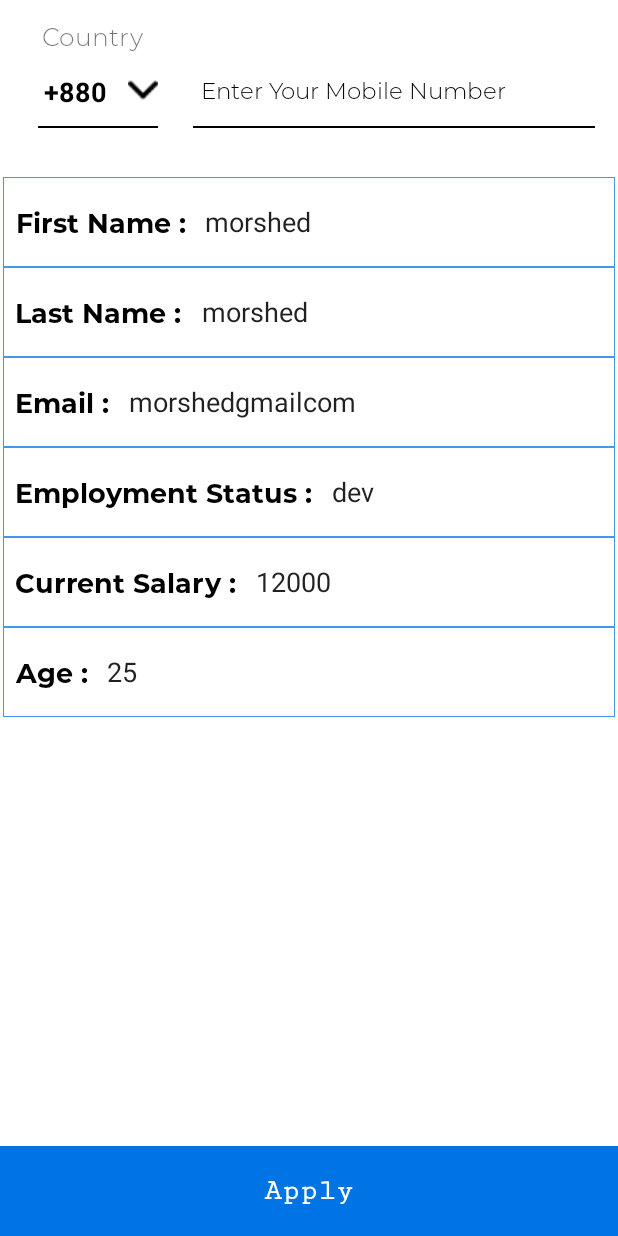
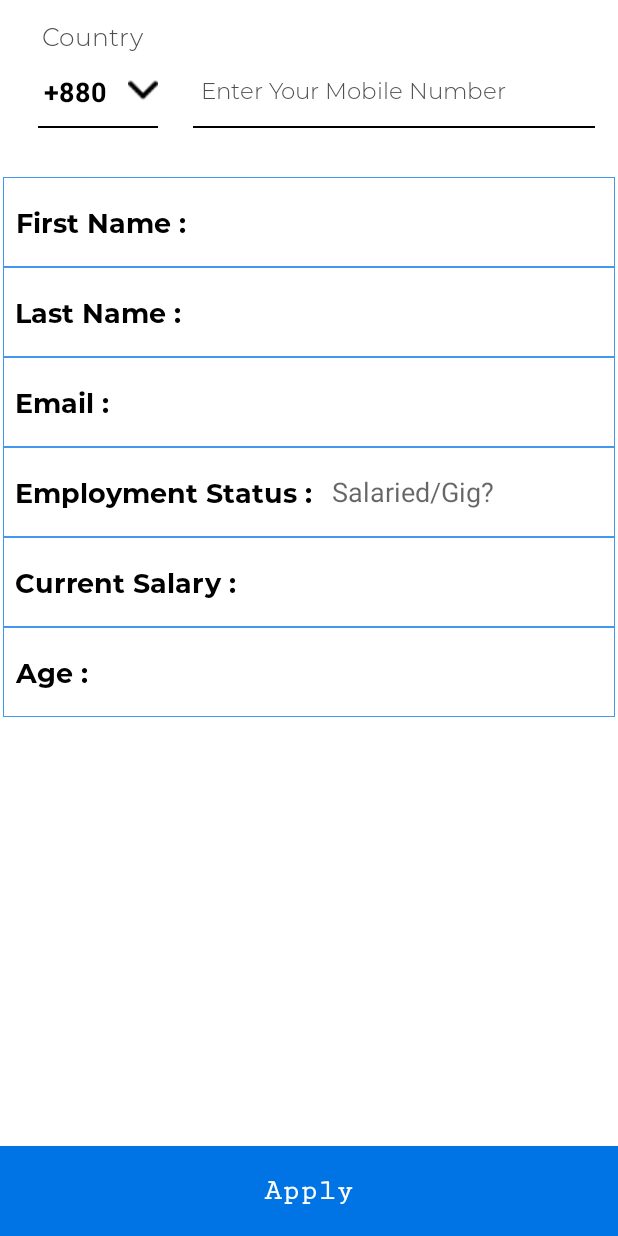
Before and after one commit to Morshed-islam/MuthoBank_Pro, an Android app: the SubscribeActivity screen opened directly, with no data from a screen before it, after a tap on "Apply", on a phone screen of 412 x 824 dp. Run offline under Robolectric (Android 15) with nearby library versions, the phone set to English and light mode, and no system bars; our stand-ins replace sdp/ssp sizes; libraries missing offline, so code that uses them is left out: com.ybs.countrypicker.

Commit message:
all done

```diff
--- a/app/build.gradle
+++ b/app/build.gradle
@@ -5,7 +5,7 @@ android {
     buildToolsVersion "29.0.3"
     defaultConfig {
         applicationId "pro.muthobank.com"
-        minSdkVersion 16
+        minSdkVersion 21
         targetSdkVersion 29
         versionCode 1
         versionName "1.0"
@@ -36,4 +36,8 @@ dependencies {
     implementation 'com.squareup.okhttp3:logging-interceptor:3.12.1'
     implementation 'com.google.code.gson:gson:2.8.6'
 
+    implementation 'com.google.android.material:material:1.1.0'
+
+    implementation 'com.github.ImaginativeShohag:Oops-No-Internet:v1.1.5'
+
 }
--- a/app/src/main/AndroidManifest.xml
+++ b/app/src/main/AndroidManifest.xml
@@ -11,7 +11,7 @@
         android:allowBackup="true"
         android:icon="@mipmap/ic_launcher"
         android:label="@string/app_name"
-        android:roundIcon="@mipmap/ic_launcher_round"
+        android:roundIcon="@mipmap/ic_launcher"
         android:supportsRtl="true"
         android:usesCleartextTraffic="true"
         android:theme="@style/AppTheme">
--- a/app/src/main/java/pro/muthobank/com/SubscribeActivity.java
+++ b/app/src/main/java/pro/muthobank/com/SubscribeActivity.java
@@ -6,7 +6,10 @@ import android.annotation.SuppressLint;
 import android.app.Activity;
 import android.app.Dialog;
 import android.app.ProgressDialog;
+import android.content.Context;
 import android.content.Intent;
+import android.net.ConnectivityManager;
+import android.net.NetworkInfo;
 import android.os.Bundle;
 import android.text.TextUtils;
 import android.util.Log;
@@ -21,8 +24,6 @@ import android.widget.Toast;
 
 import com.ybs.countrypicker.CountryPicker;
 import com.ybs.countrypicker.CountryPickerListener;
-
-import org.w3c.dom.Text;
 
 import java.io.IOException;
 
@@ -44,6 +45,9 @@ public class SubscribeActivity extends AppCompatActivity {
     private TextView countrycodetxt;
     private TextView _tvCountry,_tvFName,_tvLName,_tvEmail,_tvEmployment,_tvCurrentSalary,_tvAge;
     private ProgressDialog mRegProgress;
+
+
+
 
 
     @Override
@@ -74,6 +78,11 @@ public class SubscribeActivity extends AppCompatActivity {
         join_now_btn.setOnClickListener(new View.OnClickListener() {
             @Override
             public void onClick(View v) {
+
+                if (!isNetworkAvailable()){
+                    Toast.makeText(SubscribeActivity.this, "Please Check Your Internet!", Toast.LENGTH_SHORT).show();
+                    return;
+                }
 
                 postDataToServer();
 
@@ -221,4 +230,12 @@ public class SubscribeActivity extends AppCompatActivity {
 
         }
     }
+
+    private boolean isNetworkAvailable() {
+        ConnectivityManager connectivityManager
+                = (ConnectivityManager) getSystemService(Context.CONNECTIVITY_SERVICE);
+        NetworkInfo activeNetworkInfo = connectivityManager.getActiveNetworkInfo();
+        return activeNetworkInfo != null && activeNetworkInfo.isConnected();
+    }
+
 }
--- a/app/src/main/res/layout/activity_main.xml
+++ b/app/src/main/res/layout/activity_main.xml
@@ -21,7 +21,7 @@
         android:layout_marginTop="@dimen/_10sdp"
         android:textSize="@dimen/_12sdp"
         android:textColor="@color/black"
-        android:text="Welcome to the future of money"
+        android:text="Welcome to the future of money."
         />
 
     <TextView
--- a/app/src/main/res/layout/activity_subscribe.xml
+++ b/app/src/main/res/layout/activity_subscribe.xml
@@ -20,6 +20,7 @@
             android:layout_width="wrap_content"
             android:layout_height="wrap_content"
             android:text="Country"
+            android:textColor="#504F4F"
             android:textSize="@dimen/_13sdp"
             android:layout_marginTop="@dimen/_10sdp"
             android:layout_marginLeft="@dimen/_20sdp"
@@ -101,10 +102,10 @@
                     android:layout_toRightOf="@+id/countrycodetxt"
                     android:background="@android:color/transparent"
                     android:hint="Enter Your Mobile Number"
-                    android:inputType="phone"
+                    android:inputType="number"
                     android:padding="@dimen/_10sdp"
                     android:textColor="@color/black"
-                    android:textColorHint="@color/black"
+                    android:textColorHint="#504F4F"
                     android:textSize="15dp" />
 
                 <View
@@ -144,7 +145,6 @@
                 android:layout_width="match_parent"
                 android:layout_height="match_parent"
                 android:inputType="text"
-                android:text="morshed"
                 android:background="@android:color/transparent" />
 
 
@@ -172,7 +172,6 @@
                 android:layout_width="match_parent"
                 android:layout_height="match_parent"
                 android:inputType="text"
-                android:text="morshed"
                 android:background="@android:color/transparent" />
 
 
@@ -199,7 +198,7 @@
                 android:id="@+id/ed_email"
                 android:layout_width="match_parent"
                 android:layout_height="match_parent"
-                android:text="morshedgmailcom"
+                android:inputType="textEmailAddress"
                 android:background="@android:color/transparent" />
 
 
@@ -227,7 +226,6 @@
                 android:layout_width="match_parent"
                 android:layout_height="match_parent"
                 android:inputType="text"
-                android:text="dev"
                 android:hint="Salaried/Gig?"
                 android:background="@android:color/transparent" />
 
@@ -256,7 +254,6 @@
                 android:layout_width="match_parent"
                 android:layout_height="match_parent"
                 android:inputType="numberDecimal"
-                android:text="12000"
                 android:background="@android:color/transparent" />
 
 
@@ -283,7 +280,6 @@
                 android:layout_width="match_parent"
                 android:layout_height="match_parent"
                 android:inputType="numberDecimal"
-                android:text="25"
                 android:background="@android:color/transparent" />
 
         </LinearLayout>
--- a/app/src/main/res/mipmap-anydpi-v26/ic_launcher.xml
+++ /dev/null
@@ -1,5 +0,0 @@
-<?xml version="1.0" encoding="utf-8"?>
-<adaptive-icon xmlns:android="http://schemas.android.com/apk/res/android">
-    <background android:drawable="@drawable/ic_launcher_background" />
-    <foreground android:drawable="@drawable/ic_launcher_foreground" />
-</adaptive-icon>
--- a/app/src/main/res/mipmap-anydpi-v26/ic_launcher_round.xml
+++ /dev/null
@@ -1,5 +0,0 @@
-<?xml version="1.0" encoding="utf-8"?>
-<adaptive-icon xmlns:android="http://schemas.android.com/apk/res/android">
-    <background android:drawable="@drawable/ic_launcher_background" />
-    <foreground android:drawable="@drawable/ic_launcher_foreground" />
-</adaptive-icon>
--- a/app/src/main/res/values/strings.xml
+++ b/app/src/main/res/values/strings.xml
@@ -1,4 +1,4 @@
 <resources>
-    <string name="app_name">MuthoBank Pro</string>
-    <string name="front_details">Zero Fee Savings Account,To Debit Cards, \n Early Salary Payment, Zero Interest EMI,\n Zero Forex Markup. \nJust Chill!</string>
+    <string name="app_name">MuthoBank</string>
+    <string name="front_details">Zero Fee Savings Account,Two Debit Cards, \n Early Salary Payment, Zero Interest EMI,\n Zero Forex Markup. \nJust Chill!</string>
 </resources>
```
Also changed, not shown: app/src/main/res/mipmap-hdpi/ic_launcher.png, app/src/main/res/mipmap-hdpi/ic_launcher_round.png (deleted), app/src/main/res/mipmap-mdpi/ic_launcher.png, app/src/main/res/mipmap-mdpi/ic_launcher_round.png (deleted), app/src/main/res/mipmap-xhdpi/ic_launcher.png, app/src/main/res/mipmap-xhdpi/ic_launcher_round.png (deleted), app/src/main/res/mipmap-xxhdpi/ic_launcher.png, app/src/main/res/mipmap-xxhdpi/ic_launcher_round.png (deleted), app/src/main/res/mipmap-xxxhdpi/ic_launcher.png, app/src/main/res/mipmap-xxxhdpi/ic_launcher_round.png (deleted).
